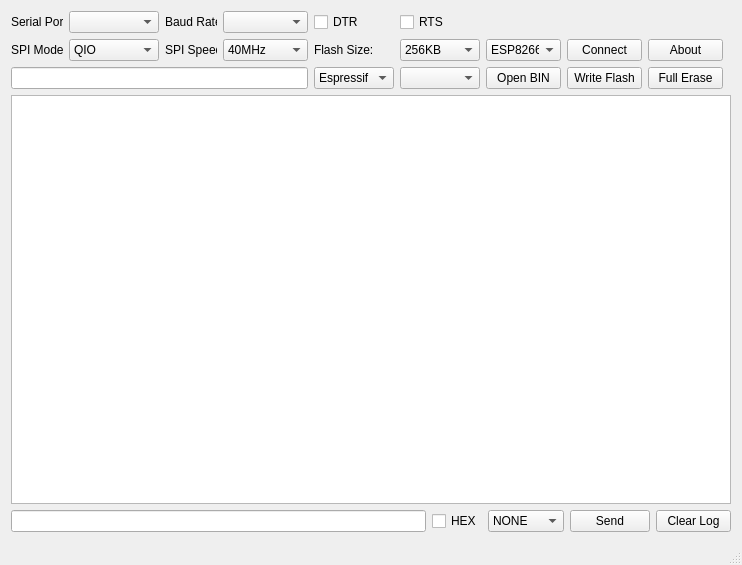
Above: mainwindow.ui from unsi9ned/esp-serial-monitor before the change. Below: the same form after it.
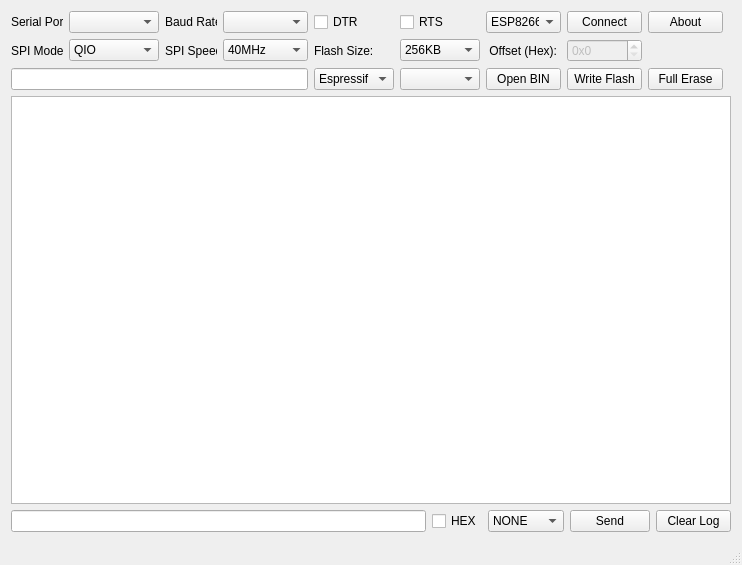
That is the form after the change.

Commit message: feat: add manual programming mode

Diff of the .ui file:
```diff
--- a/mainwindow.ui
+++ b/mainwindow.ui
@@ -352,44 +352,6 @@
         </property>
        </widget>
       </item>
-      <item row="1" column="7">
-       <widget class="QPushButton" name="pushButtonOpen">
-        <property name="minimumSize">
-         <size>
-          <width>75</width>
-          <height>0</height>
-         </size>
-        </property>
-        <property name="maximumSize">
-         <size>
-          <width>75</width>
-          <height>16777215</height>
-         </size>
-        </property>
-        <property name="text">
-         <string>Connect</string>
-        </property>
-       </widget>
-      </item>
-      <item row="1" column="8">
-       <widget class="QPushButton" name="pushButtonAbout">
-        <property name="minimumSize">
-         <size>
-          <width>75</width>
-          <height>0</height>
-         </size>
-        </property>
-        <property name="maximumSize">
-         <size>
-          <width>75</width>
-          <height>16777215</height>
-         </size>
-        </property>
-        <property name="text">
-         <string>About</string>
-        </property>
-       </widget>
-      </item>
       <item row="1" column="2">
        <widget class="QLabel" name="label_4">
         <property name="minimumSize">
@@ -558,32 +520,6 @@
         </item>
        </widget>
       </item>
-      <item row="1" column="6">
-       <widget class="QComboBox" name="cbxChip">
-        <property name="minimumSize">
-         <size>
-          <width>75</width>
-          <height>0</height>
-         </size>
-        </property>
-        <property name="maximumSize">
-         <size>
-          <width>75</width>
-          <height>16777215</height>
-         </size>
-        </property>
-        <item>
-         <property name="text">
-          <string>ESP8266</string>
-         </property>
-        </item>
-        <item>
-         <property name="text">
-          <string>ESP32</string>
-         </property>
-        </item>
-       </widget>
-      </item>
       <item row="0" column="5">
        <widget class="QCheckBox" name="checkBoxRts">
         <property name="minimumSize">
@@ -609,6 +545,108 @@
       <item row="0" column="9">
        <widget class="QWidget" name="widget_2" native="true"/>
       </item>
+      <item row="0" column="6">
+       <widget class="QComboBox" name="cbxChip">
+        <property name="minimumSize">
+         <size>
+          <width>75</width>
+          <height>0</height>
+         </size>
+        </property>
+        <property name="maximumSize">
+         <size>
+          <width>75</width>
+          <height>16777215</height>
+         </size>
+        </property>
+        <item>
+         <property name="text">
+          <string>ESP8266</string>
+         </property>
+        </item>
+        <item>
+         <property name="text">
+          <string>ESP32</string>
+         </property>
+        </item>
+       </widget>
+      </item>
+      <item row="0" column="7">
+       <widget class="QPushButton" name="pushButtonOpen">
+        <property name="minimumSize">
+         <size>
+          <width>75</width>
+          <height>0</height>
+         </size>
+        </property>
+        <property name="maximumSize">
+         <size>
+          <width>75</width>
+          <height>16777215</height>
+         </size>
+        </property>
+        <property name="text">
+         <string>Connect</string>
+        </property>
+       </widget>
+      </item>
+      <item row="0" column="8">
+       <widget class="QPushButton" name="pushButtonAbout">
+        <property name="minimumSize">
+         <size>
+          <width>75</width>
+          <height>0</height>
+         </size>
+        </property>
+        <property name="maximumSize">
+         <size>
+          <width>75</width>
+          <height>16777215</height>
+         </size>
+        </property>
+        <property name="text">
+         <string>About</string>
+        </property>
+       </widget>
+      </item>
+      <item row="1" column="6">
+       <widget class="QLabel" name="label_6">
+        <property name="minimumSize">
+         <size>
+          <width>75</width>
+          <height>0</height>
+         </size>
+        </property>
+        <property name="maximumSize">
+         <size>
+          <width>75</width>
+          <height>16777215</height>
+         </size>
+        </property>
+        <property name="text">
+         <string> Offset (Hex):</string>
+        </property>
+        <property name="alignment">
+         <set>Qt::AlignLeading|Qt::AlignLeft|Qt::AlignVCenter</set>
+        </property>
+       </widget>
+      </item>
+      <item row="1" column="7">
+       <widget class="QSpinBox" name="spinBoxOffset">
+        <property name="enabled">
+         <bool>false</bool>
+        </property>
+        <property name="prefix">
+         <string>0x</string>
+        </property>
+        <property name="maximum">
+         <number>134217728</number>
+        </property>
+        <property name="displayIntegerBase">
+         <number>16</number>
+        </property>
+       </widget>
+      </item>
      </layout>
     </item>
     <item row="1" column="0">
```
Left out of the diff: 5 changed lines with no effect on the pictures. The commit also changes 2 other files.
